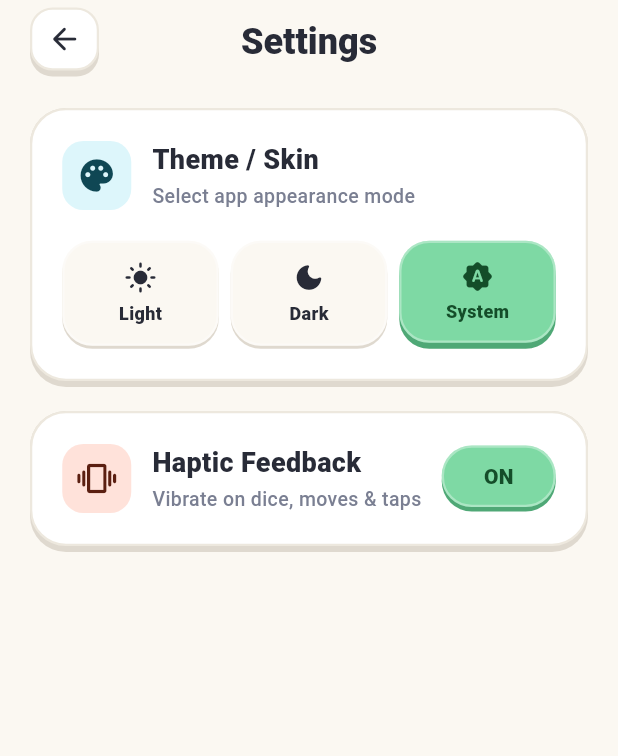
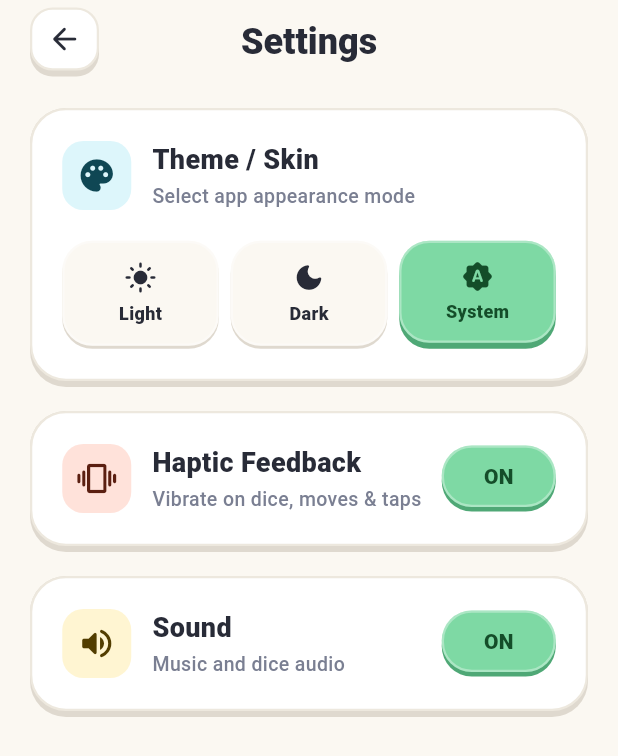
Before and after one commit to sidhant947/Ludo, a Flutter app: the SettingsView screen opened directly, on a phone screen of 412 x 824 dp. Shown: the top 756 px of the screen. Run offline on Flutter 3.47's test engine with Material 3 defaults, Android fonts, the phone set to English and light mode, and no system bars; our stand-ins replace shared_preferences; missing offline and left inert: flame_audio; accounts and stored records are empty.

Commit message:
Update V1.0.2 , Added #1 #2

```diff
--- a/lib/main.dart
+++ b/lib/main.dart
@@ -1,5 +1,6 @@
 import 'package:flutter/material.dart';
 import 'package:flutter/services.dart';
+import 'services/audio_service.dart';
 import 'services/haptic_service.dart';
 import 'services/storage_service.dart';
 import 'ui/core/theme/app_theme.dart';
@@ -12,6 +13,7 @@ void main() async {
 
   themeModeNotifier.value = await StorageService.getThemeMode();
   await HapticService.init();
+  await AudioService.init();
 
   SystemChrome.setSystemUIOverlayStyle(
     const SystemUiOverlayStyle(statusBarColor: Colors.transparent),
--- a/lib/ui/features/settings/views/settings_view.dart
+++ b/lib/ui/features/settings/views/settings_view.dart
@@ -1,5 +1,6 @@
 import 'package:flutter/material.dart';
 import '../../../../main.dart';
+import '../../../../services/audio_service.dart';
 import '../../../../services/haptic_service.dart';
 import '../../../../services/storage_service.dart';
 import '../../../core/theme/app_theme.dart';
@@ -15,12 +16,14 @@ class SettingsView extends StatefulWidget {
 class _SettingsViewState extends State<SettingsView> {
   ThemeMode _currentMode = ThemeMode.system;
   bool _hapticEnabled = true;
+  bool _soundEnabled = true;
 
   @override
   void initState() {
     super.initState();
     _currentMode = themeModeNotifier.value;
     _hapticEnabled = HapticService.isEnabled;
+    _soundEnabled = AudioService.isEnabled;
   }
 
   Future<void> _updateTheme(ThemeMode mode) async {
@@ -37,6 +40,13 @@ class _SettingsViewState extends State<SettingsView> {
       _hapticEnabled = enabled;
     });
     await HapticService.setEnabled(enabled);
+  }
+
+  Future<void> _toggleSound(bool enabled) async {
+    setState(() {
+      _soundEnabled = enabled;
+    });
+    await AudioService.setEnabled(enabled);
   }
 
   @override
@@ -212,6 +222,68 @@ class _SettingsViewState extends State<SettingsView> {
                   ],
                 ),
               ),
+              const SizedBox(height: 16),
+              TangibleCard(
+                padding: const EdgeInsets.all(20),
+                child: Row(
+                  children: [
+                    Container(
+                      padding: const EdgeInsets.all(10),
+                      decoration: BoxDecoration(
+                        color: colors.butter.withValues(alpha: 0.3),
+                        borderRadius: BorderRadius.circular(14),
+                      ),
+                      child: Icon(
+                        Icons.volume_up_rounded,
+                        color: colors.butterText,
+                        size: 26,
+                      ),
+                    ),
+                    const SizedBox(width: 14),
+                    Expanded(
+                      child: Column(
+                        crossAxisAlignment: CrossAxisAlignment.start,
+                        children: [
+                          Text(
+                            'Sound',
+                            style: TextStyle(
+                              fontSize: 18,
+                              fontWeight: FontWeight.w800,
+                              color: colors.text,
+                            ),
+                          ),
+                          const SizedBox(height: 2),
+                          Text(
+                            'Music and dice audio',
+                            style: TextStyle(
+                              fontSize: 13,
+                              fontWeight: FontWeight.w500,
+                              color: colors.textMuted,
+                            ),
+                          ),
+                        ],
+                      ),
+                    ),
+                    TangibleButton(
+                      width: 76,
+                      height: 44,
+                      padding: EdgeInsets.zero,
+                      color: _soundEnabled ? colors.mint : colors.canvas,
+                      bevelColor: _soundEnabled ? colors.mintBevel : colors.bevel,
+                      elevation: 3,
+                      onPressed: () => _toggleSound(!_soundEnabled),
+                      child: Text(
+                        _soundEnabled ? 'ON' : 'OFF',
+                        style: TextStyle(
+                          fontSize: 14,
+                          fontWeight: FontWeight.w900,
+                          color: _soundEnabled ? colors.mintText : colors.textMuted,
+                        ),
+                      ),
+                    ),
+                  ],
+                ),
+              ),
             ],
           ),
         ),
--- a/pubspec.yaml
+++ b/pubspec.yaml
@@ -16,7 +16,7 @@ publish_to: 'none' # Remove this line if you wish to publish to pub.dev
 # https://developer.apple.com/library/archive/documentation/General/Reference/InfoPlistKeyReference/Articles/CoreFoundationKeys.html
 # In Windows, build-name is used as the major, minor, and patch parts
 # of the product and file versions while build-number is used as the build suffix.
-version: 1.0.1+2
+version: 1.0.2+3
 
 environment:
   sdk: ^3.13.3
@@ -36,6 +36,7 @@ dependencies:
   cupertino_icons: ^1.0.8
   shared_preferences: ^2.5.5
   url_launcher: ^6.3.2
+  flame_audio: ^2.12.2
 
 dev_dependencies:
   flutter_test:
@@ -58,6 +59,9 @@ flutter:
   # included with your application, so that you can use the icons in
   # the material Icons class.
   uses-material-design: true
+
+  assets:
+    - assets/audio/
 
   # To add assets to your application, add an assets section, like this:
   # assets:
```
Also changed, not shown: lib/logic/ludo_game_controller.dart (+32 -4 lines), lib/services/audio_service.dart (added, +56 -0 lines), lib/services/storage_service.dart (+11 -0 lines), lib/ui/features/game/ludo/ludo_board_widget.dart (+25 -13 lines), lib/ui/features/game/ludo/ludo_game_screen.dart (+118 -29 lines), pubspec.lock, 2 other files.
